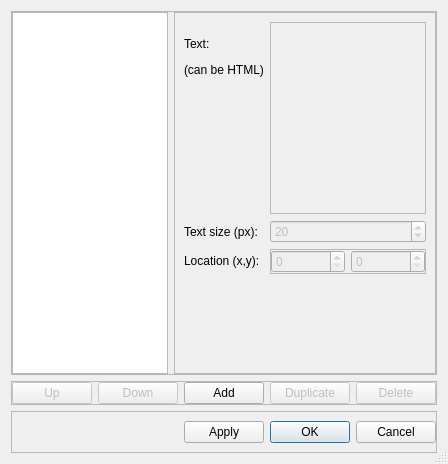
Above: src/DialogEditAnnotations.ui from gdevic/Z80Explorer before the change. Below: the same form after it.
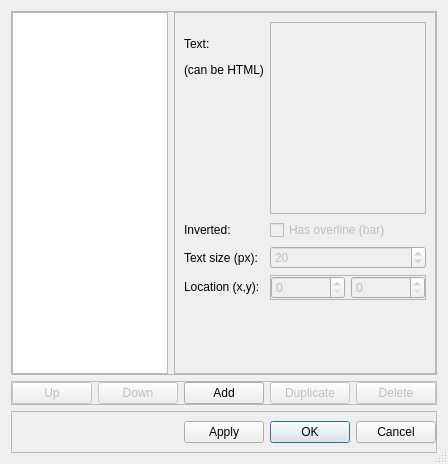
That is the form after the change.

Commit message: Support for overline in the annotation

```diff
--- a/src/DialogEditAnnotations.ui
+++ b/src/DialogEditAnnotations.ui
@@ -71,14 +71,14 @@
            </property>
           </widget>
          </item>
-         <item row="3" column="0">
+         <item row="4" column="0">
           <widget class="QLabel" name="label_size">
            <property name="text">
             <string>Text size (px):</string>
            </property>
           </widget>
          </item>
-         <item row="3" column="1">
+         <item row="4" column="1">
           <widget class="QSpinBox" name="spinSize">
            <property name="enabled">
             <bool>false</bool>
@@ -97,14 +97,14 @@
            </property>
           </widget>
          </item>
-         <item row="5" column="0">
+         <item row="6" column="0">
           <widget class="QLabel" name="label_location">
            <property name="text">
             <string>Location (x,y):</string>
            </property>
           </widget>
          </item>
-         <item row="5" column="1">
+         <item row="6" column="1">
           <widget class="QFrame" name="frame_location">
            <property name="frameShape">
             <enum>QFrame::StyledPanel</enum>
@@ -154,7 +154,7 @@
            </layout>
           </widget>
          </item>
-         <item row="7" column="1">
+         <item row="8" column="1">
           <spacer name="verticalSpacer">
            <property name="orientation">
             <enum>Qt::Vertical</enum>
@@ -167,6 +167,23 @@
            </property>
           </spacer>
          </item>
+         <item row="3" column="0">
+          <widget class="QLabel" name="label_inverted">
+           <property name="text">
+            <string>Inverted:</string>
+           </property>
+          </widget>
+         </item>
+         <item row="3" column="1">
+          <widget class="QCheckBox" name="checkBar">
+           <property name="enabled">
+            <bool>false</bool>
+           </property>
+           <property name="text">
+            <string>Has overline (bar)</string>
+           </property>
+          </widget>
+         </item>
         </layout>
        </widget>
       </item>
```
The commit also changes 4 other files.
